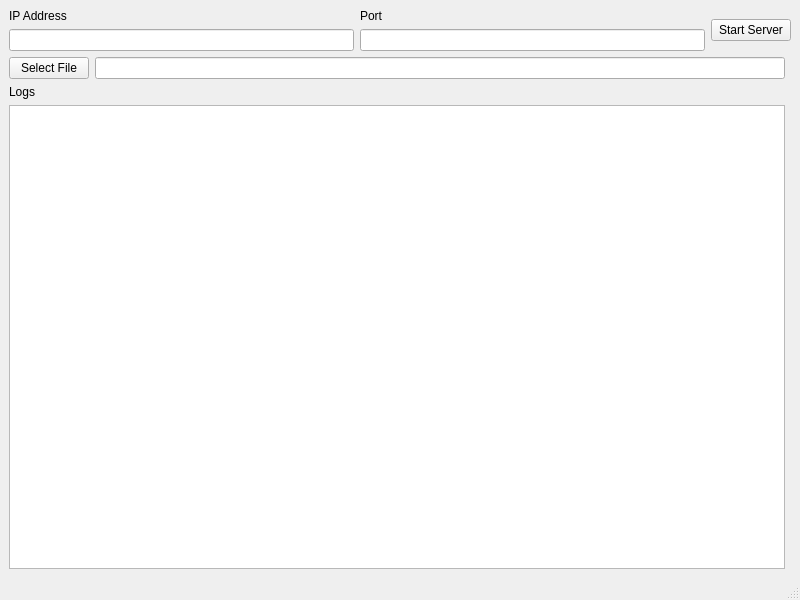
This is app/ui/main_window.ui in Starland9/file_sharer as Qt 5 draws it before an edit. The edited form follows.
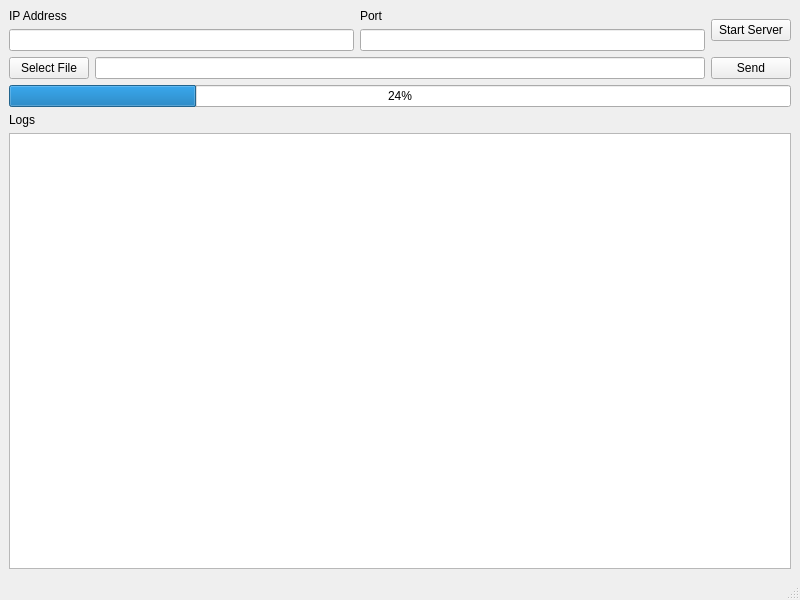
This is the edited form.

Patch:
```diff
--- a/app/ui/main_window.ui
+++ b/app/ui/main_window.ui
@@ -15,7 +15,7 @@
   </property>
   <widget class="QWidget" name="centralwidget">
    <layout class="QGridLayout" name="gridLayout">
-    <item row="2" column="0">
+    <item row="3" column="0">
      <widget class="QLabel" name="label_4">
       <property name="text">
        <string>Logs</string>
@@ -77,6 +77,13 @@
       </item>
      </layout>
     </item>
+    <item row="1" column="2">
+     <widget class="QPushButton" name="sendBtn">
+      <property name="text">
+       <string>Send</string>
+      </property>
+     </widget>
+    </item>
     <item row="1" column="1">
      <widget class="QLineEdit" name="filePathLineEdit">
       <property name="readOnly">
@@ -84,7 +91,7 @@
       </property>
      </widget>
     </item>
-    <item row="3" column="0" colspan="2">
+    <item row="4" column="0" colspan="3">
      <widget class="QTextBrowser" name="logsTextBrowser"/>
     </item>
     <item row="1" column="0">
@@ -100,6 +107,13 @@
       </property>
      </widget>
     </item>
+    <item row="2" column="0" colspan="3">
+     <widget class="QProgressBar" name="progressBar">
+      <property name="value">
+       <number>24</number>
+      </property>
+     </widget>
+    </item>
    </layout>
   </widget>
   <widget class="QMenuBar" name="menubar">
```
